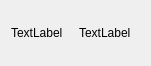
Qt form dialogcarga.ui (hectorda/Bio-Feedback) before a commit.
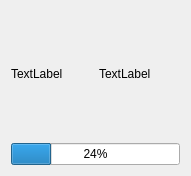
The same form after that commit.

Commit message: Agregando Progress Bar a Dialog Carga y minor bug fix

```diff
--- a/dialogcarga.ui
+++ b/dialogcarga.ui
@@ -6,13 +6,15 @@
    <rect>
     <x>0</x>
     <y>0</y>
-    <width>151</width>
-    <height>66</height>
+    <width>191</width>
+    <height>176</height>
    </rect>
   </property>
   <property name="windowTitle">
    <string>Cargando configuraciones espere porfavor</string>
   </property>
+  <layout class="QVBoxLayout" name="verticalLayout">
+   <item>
   <layout class="QHBoxLayout" name="horizontalLayout">
    <item>
     <widget class="QLabel" name="labelCarga">
@@ -25,6 +27,15 @@
     <widget class="QLabel" name="labelMovie">
      <property name="text">
       <string>TextLabel</string>
+       </property>
+      </widget>
+     </item>
+    </layout>
+   </item>
+   <item>
+    <widget class="QProgressBar" name="progressBar">
+     <property name="value">
+      <number>24</number>
      </property>
     </widget>
    </item>
```
Lines whose indentation alone changed are shown as unchanged. The commit also changes 7 other files.
